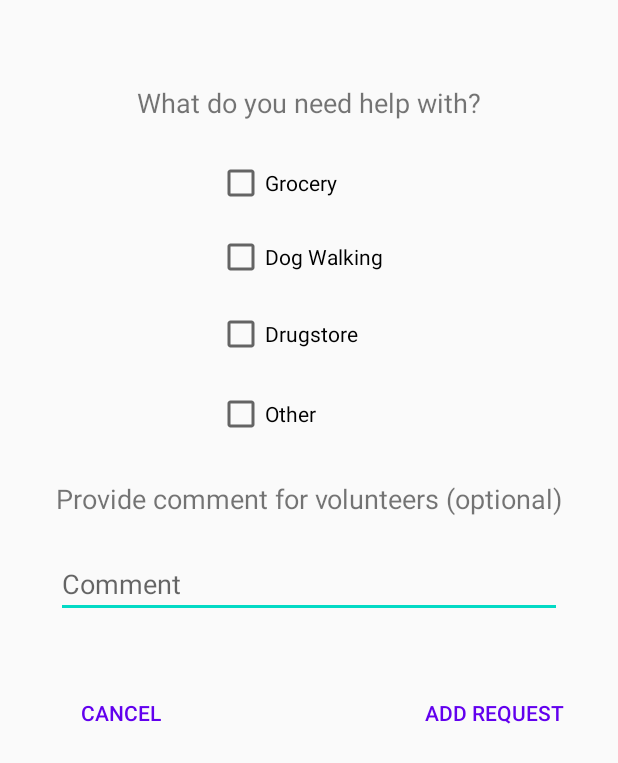
After one commit to lprakapovich/Helpshake, an Android app: the layout fragment_add_request.xml on its own in the app's theme, with its tools: preview values and no code run, on a phone screen of 412 x 824 dp. The commit adds this screen. Shown: the top 763 px of the screen. Run offline under Robolectric (Android 15) with nearby library versions, the phone set to English and light mode, and no system bars.

Commit message:
Handled the case of not chosen help category

```diff
--- a/app/build.gradle
+++ b/app/build.gradle
@@ -55,6 +55,8 @@ dependencies {
     annotationProcessor 'org.projectlombok:lombok:1.18.16'
     compileOnly "org.projectlombok:lombok:1.18.16"
     testCompileOnly "org.projectlombok:lombok:1.18.16"
+
+    implementation 'com.google.android.material:material:1.2.1'
 }
 
 android {
--- a/app/src/main/java/com/application/helpshake/ui/DialogSelect.java
+++ b/app/src/main/java/com/application/helpshake/ui/DialogSelect.java
@@ -11,8 +11,6 @@ import androidx.annotation.NonNull;
 import androidx.annotation.Nullable;
 import androidx.annotation.RequiresApi;
 import androidx.fragment.app.DialogFragment;
-
-import java.util.Objects;
 
 public class DialogSelect extends DialogFragment {
 
--- a/app/src/main/java/com/application/helpshake/view/HelpSeekerProfilePage.java
+++ b/app/src/main/java/com/application/helpshake/view/HelpSeekerProfilePage.java
@@ -1,8 +1,8 @@
 package com.application.helpshake.view;
 
+import android.os.Bundle;
+
 import androidx.appcompat.app.AppCompatActivity;
-
-import android.os.Bundle;
 
 import com.application.helpshake.R;
 
--- a/app/src/main/java/com/application/helpshake/view/LoginActivity.java
+++ b/app/src/main/java/com/application/helpshake/view/LoginActivity.java
@@ -14,20 +14,16 @@ import com.application.helpshake.helper.DialogBuilder;
 import com.application.helpshake.model.Role;
 import com.application.helpshake.model.User;
 import com.google.android.gms.tasks.OnCompleteListener;
-import com.google.android.gms.tasks.OnFailureListener;
 import com.google.android.gms.tasks.OnSuccessListener;
 import com.google.android.gms.tasks.Task;
 import com.google.firebase.auth.AuthResult;
 import com.google.firebase.auth.FirebaseAuth;
-import com.google.firebase.auth.FirebaseUser;
 import com.google.firebase.firestore.CollectionReference;
 import com.google.firebase.firestore.DocumentSnapshot;
 import com.google.firebase.firestore.FirebaseFirestore;
 import com.google.firebase.firestore.Query;
 import com.google.firebase.firestore.QuerySnapshot;
 
-import java.util.HashMap;
-import java.util.Map;
 
 public class LoginActivity extends AppCompatActivity {
 
@@ -135,7 +131,7 @@ public class LoginActivity extends AppCompatActivity {
     private void openHomePage() {
         Class<? extends AppCompatActivity> target;
         if (mCurrentUser.getRole().equals(Role.HelpSeeker)) {
-            target = HelpSeekerProfilePage.class;
+            target = HelpSeekerHomeActivity.class;
         } else {
             target = VolunteerProfilePage.class;
         }
--- a/app/src/main/java/com/application/helpshake/view/Reviews.java
+++ b/app/src/main/java/com/application/helpshake/view/Reviews.java
@@ -1,8 +1,8 @@
 package com.application.helpshake.view;
 
+import android.os.Bundle;
+
 import androidx.appcompat.app.AppCompatActivity;
-
-import android.os.Bundle;
 
 import com.application.helpshake.R;
 
--- a/app/src/main/java/com/application/helpshake/view/VolunteerProfilePage.java
+++ b/app/src/main/java/com/application/helpshake/view/VolunteerProfilePage.java
@@ -1,8 +1,8 @@
 package com.application.helpshake.view;
 
+import android.os.Bundle;
+
 import androidx.appcompat.app.AppCompatActivity;
-
-import android.os.Bundle;
 
 import com.application.helpshake.R;
 
--- /dev/null
+++ b/app/src/main/res/layout/fragment_add_request.xml
@@ -0,0 +1,128 @@
+<?xml version="1.0" encoding="utf-8"?>
+
+<layout
+    xmlns:android="http://schemas.android.com/apk/res/android"
+    xmlns:app="http://schemas.android.com/apk/res-auto">
+
+    <ScrollView
+        android:layout_width="fill_parent"
+        android:layout_height="fill_parent">
+
+        <androidx.constraintlayout.widget.ConstraintLayout
+            android:layout_width="match_parent"
+            android:layout_height="wrap_content"
+            app:layout_constraintBottom_toTopOf="@+id/insertCommentEditText"
+            app:layout_constraintTop_toTopOf="@+id/insertCommentEditText">
+
+            <TextView
+                android:id="@+id/specifyHelpText"
+                android:layout_width="wrap_content"
+                android:layout_height="wrap_content"
+                android:layout_marginTop="56dp"
+                android:text="@string/question_about_help_needed"
+                android:textSize="18sp"
+                app:layout_constraintEnd_toEndOf="parent"
+                app:layout_constraintStart_toStartOf="parent"
+                app:layout_constraintTop_toTopOf="parent" />
+
+            <CheckBox
+                android:id="@+id/grocery"
+                android:layout_width="wrap_content"
+                android:layout_height="wrap_content"
+                android:layout_marginStart="53dp"
+                android:layout_marginLeft="53dp"
+                android:layout_marginTop="25dp"
+                android:text="Grocery"
+                app:layout_constraintStart_toStartOf="@+id/specifyHelpText"
+                app:layout_constraintTop_toBottomOf="@+id/specifyHelpText" />
+
+            <CheckBox
+                android:id="@+id/dogwalking"
+                android:layout_width="wrap_content"
+                android:layout_height="wrap_content"
+                android:layout_marginTop="17dp"
+                android:text="Dog Walking"
+                app:layout_constraintStart_toStartOf="@+id/grocery"
+                app:layout_constraintTop_toBottomOf="@+id/grocery" />
+
+            <CheckBox
+                android:id="@+id/drugstore"
+                android:layout_width="wrap_content"
+                android:layout_height="wrap_content"
+                android:layout_marginTop="19dp"
+                android:text="Drugstore"
+                app:layout_constraintStart_toStartOf="@+id/dogwalking"
+                app:layout_constraintTop_toBottomOf="@+id/dogwalking" />
+
+            <CheckBox
+                android:id="@+id/other"
+                android:layout_width="wrap_content"
+                android:layout_height="wrap_content"
+                android:layout_marginTop="21dp"
+                android:text="Other"
+                app:layout_constraintStart_toStartOf="@+id/drugstore"
+                app:layout_constraintTop_toBottomOf="@+id/drugstore" />
+
+            <TextView
+                android:id="@+id/provideCommentText"
+                android:layout_width="wrap_content"
+                android:layout_height="wrap_content"
+                android:layout_marginTop="28dp"
+                android:layout_marginBottom="22dp"
+                android:layout_marginLeft="37dp"
+                android:layout_marginRight="37dp"
+                android:gravity="center"
+                android:text="@string/provide_comment"
+                android:textSize="18sp"
+                app:layout_constraintBottom_toTopOf="@+id/comment"
+                app:layout_constraintEnd_toEndOf="parent"
+                app:layout_constraintStart_toStartOf="parent"
+                app:layout_constraintTop_toBottomOf="@+id/other" />
+
+            <EditText
+                android:id="@+id/comment"
+                android:layout_width="0dip"
+                android:layout_height="wrap_content"
+                android:layout_marginBottom="39dp"
+                android:layout_marginRight="37dp"
+                android:layout_marginLeft="37dp"
+                android:layout_weight="1"
+                android:hint="Comment"
+                android:inputType="textCapSentences|textMultiLine"
+                android:maxLength="2000"
+                android:maxLines="4"
+                android:scrollHorizontally="false"
+                app:layout_constraintBottom_toTopOf="@+id/cancelBtn"
+                app:layout_constraintEnd_toEndOf="parent"
+                app:layout_constraintStart_toStartOf="parent" />
+
+            <Button
+                android:id="@+id/addRequestBtn"
+                android:layout_width="wrap_content"
+                android:layout_height="wrap_content"
+                android:layout_marginEnd="36dp"
+                android:layout_marginRight="36dp"
+                android:layout_marginBottom="20dp"
+                android:background="@android:color/transparent"
+                android:text="Add request"
+                android:textColor="@color/colorPrimary"
+                app:layout_constraintBottom_toBottomOf="parent"
+                app:layout_constraintEnd_toEndOf="parent" />
+
+            <Button
+                android:id="@+id/cancelBtn"
+                android:layout_width="wrap_content"
+                android:layout_height="wrap_content"
+                android:layout_marginStart="36dp"
+                android:layout_marginLeft="36dp"
+                android:layout_marginBottom="20dp"
+                android:background="@android:color/transparent"
+                android:text="Cancel"
+                android:textColor="@color/colorPrimary"
+                app:layout_constraintBottom_toBottomOf="parent"
+                app:layout_constraintEnd_toStartOf="@+id/addRequestBtn"
+                app:layout_constraintHorizontal_bias="0.006"
+                app:layout_constraintStart_toStartOf="parent" />
+        </androidx.constraintlayout.widget.ConstraintLayout>
+    </ScrollView>
+</layout>
```
Also changed, not shown: app/src/main/AndroidManifest.xml (+11 -2 lines), app/src/main/java/com/application/helpshake/model/HelpCategory.java (added, +8 -0 lines), app/src/main/java/com/application/helpshake/model/Location.java (added, +7 -0 lines), app/src/main/java/com/application/helpshake/model/Status.java (added, +8 -0 lines), app/src/main/java/com/application/helpshake/ui/DialogHelpRequest.java (added, +122 -0 lines), app/src/main/java/com/application/helpshake/view/HelpSeekerHomeActivity.java (added, +91 -0 lines), app/src/main/java/com/application/helpshake/view/RegisterActivity.java (+5 -10 lines), app/src/main/res/layout/activity_adding_request_layout.xml (deleted, +0 -121 lines), app/src/main/res/layout/activity_help_seeker_home.xml (renamed from app/src/main/res/layout/activity_main_screen_seeker.xml, +16 -3 lines).
